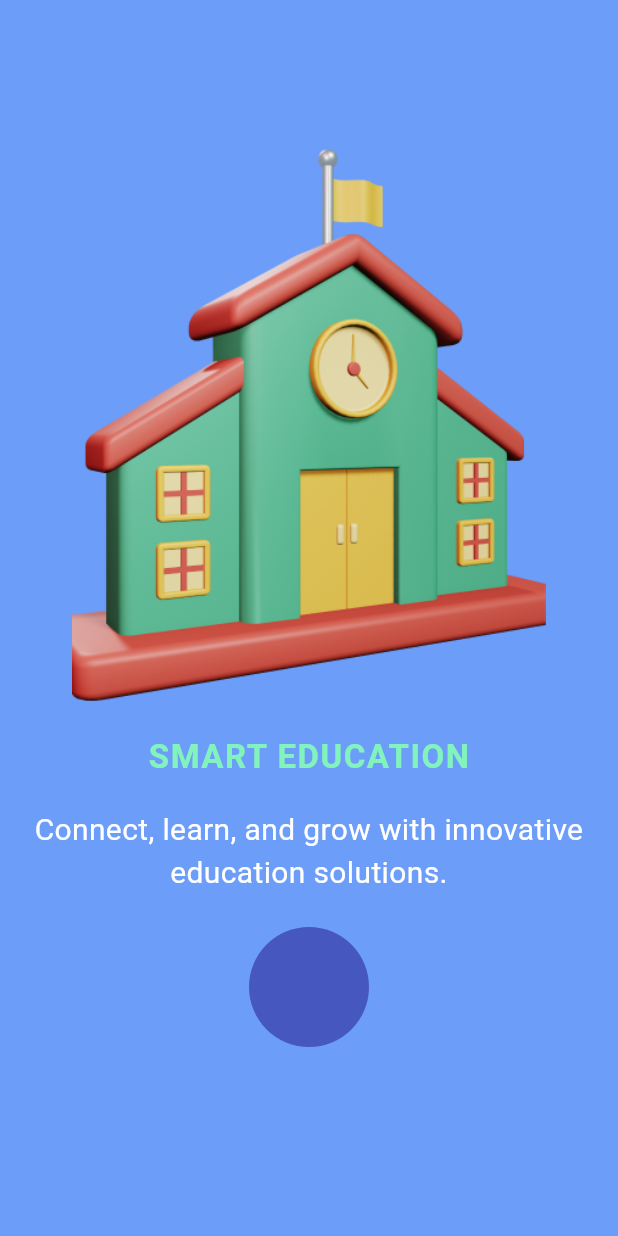
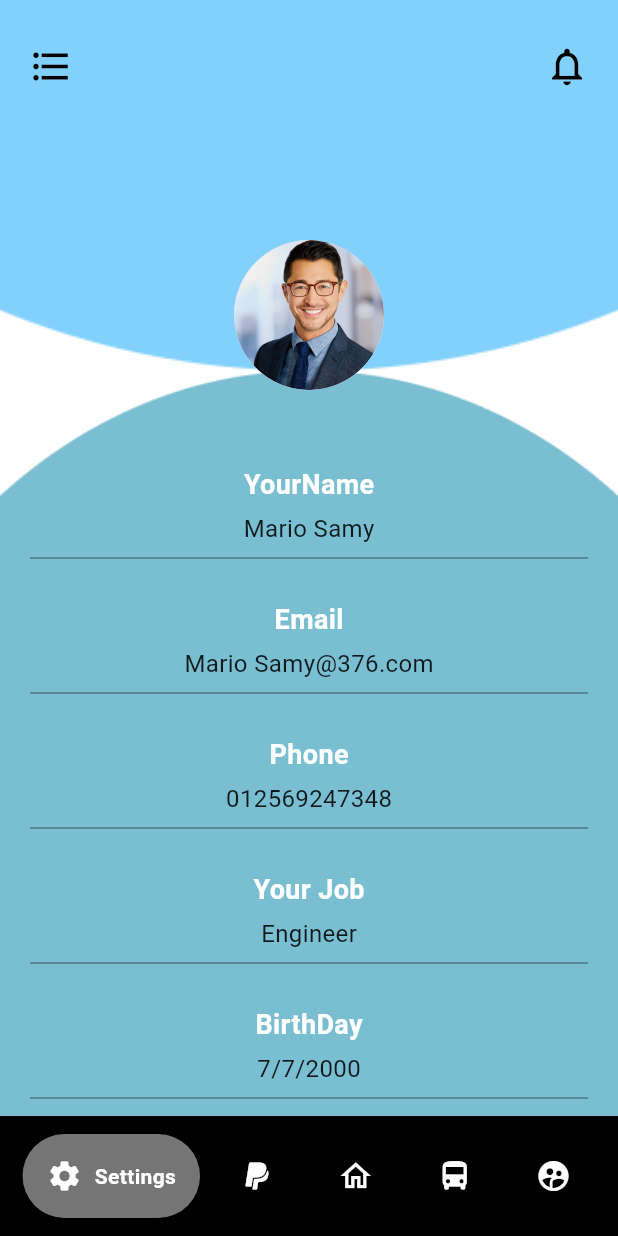
Before and after one commit to aliKhaledIbnAlwalid/EduNourish, a Flutter app: the screen it shows after launch, on a phone screen of 412 x 824 dp. Run offline on Flutter 3.47's test engine with Material 3 defaults, Android fonts, the phone set to English and light mode, and no system bars; drawn by our look-alikes of concentric_transition, google_nav_bar; our stand-ins replace lottie.

Commit message:
being the texts in the center will be better

```diff
--- a/lib/login_screen.dart
+++ b/lib/login_screen.dart
@@ -168,15 +168,12 @@ class _LoginScreenState extends State<LoginScreen>
                       alignment: Alignment.centerRight,
                       child: Padding(
                         padding: const EdgeInsets.only(left: 60, top: 140),
-                        child: TextButton(
-                          onPressed: () {},
                         child: const Text(
                           "Log In",
                           style: TextStyle(
                               color: Colors.white,
                               fontSize: 35,
                               fontWeight: FontWeight.bold),
-                          ),
                         ),
                       ),
                     ),
--- a/lib/main.dart
+++ b/lib/main.dart
@@ -1,3 +1,4 @@
+import 'package:edunourish/parent/parent_profile.dart';
 import 'package:flutter/material.dart';
 
 import 'intro_Screens/on_boarding_screen.dart';
@@ -13,7 +14,7 @@ class MyApp extends StatelessWidget {
   Widget build(BuildContext context) {
     return MaterialApp(
       debugShowCheckedModeBanner: false,
-      home: OnBoardingScreen(),
+      home: ParentProfile(),
     );
   }
 }
--- /dev/null
+++ b/lib/parent/parent_profile.dart
@@ -0,0 +1,160 @@
+import 'package:flutter/material.dart';
+import 'package:google_nav_bar/google_nav_bar.dart';
+
+class ParentProfile extends StatelessWidget {
+  const ParentProfile({Key? key}) : super(key: key);
+
+  @override
+  Widget build(BuildContext context) {
+    return Stack(
+      children: [
+        Container(
+          height: MediaQuery.of(context).size.height * 0.3,
+          child: Image.asset(
+            'assets/parent/Ellipse 11.png',
+            fit: BoxFit.cover,
+          ),
+        ),
+        Positioned(
+          top: MediaQuery.of(context).size.height * 0.3,
+          // width: MediaQuery.of(context).size.width,
+          child: Container(
+            // height: MediaQuery.of(context).size.height * 0.3,
+            decoration: BoxDecoration(
+              shape: BoxShape.circle,
+            ),
+            child: Image.asset(
+              'assets/parent/Ellipse 10.png',
+            ),
+          ),
+        ),
+        Scaffold(
+          backgroundColor: Colors.transparent,
+          body: Stack(
+            children: [
+              // Move the CircleAvatar to the desired position
+              Positioned(
+                top:
+                    160, // Adjust this to match the red circle's vertical position
+                left: MediaQuery.of(context).size.width / 2 -
+                    50, // Center horizontally
+                child: CircleAvatar(
+                  radius: 50,
+                  backgroundImage: AssetImage('assets/parent/Ellipse 12.png'),
+                ),
+              ),
+              Column(
+                children: [
+                  SizedBox(height: 300,),
+                  Expanded(
+                    child: Padding(
+                      padding: const EdgeInsets.symmetric(horizontal: 20),
+                      child: ListView(
+                        children: const [
+                          ProfileDetail(label: "YourName", value: "Mario Samy"),
+                          ProfileDetail(label: "Email", value: "Mario Samy@376.com"),
+                          ProfileDetail(label: "Phone", value: "012569247348"),
+                          ProfileDetail(label: "Your Job", value: "Engineer"),
+                          ProfileDetail(label: "BirthDay", value: "7/7/2000"),
+                          ProfileDetail(label: "Your Child Name", value: "Piple"),
+                        ],
+                      ),
+                    ),
+                  ),
+                ],
+              ),
+            ],
+          ),
+          bottomNavigationBar: Container(
+            color: Colors.black,
+            child: Padding(
+              padding: const EdgeInsets.symmetric(horizontal: 15.0,vertical: 12.0),
+              child: GNav(
+                backgroundColor: Colors.black,
+                color: Colors.white,
+                activeColor: Colors.white,
+                tabBackgroundColor: Colors.grey.shade600,
+                padding: EdgeInsets.all(16),
+                gap: 8,
+                tabs: const [
+                  GButton(icon: Icons.settings, text: 'Settings',),
+                  GButton(icon: Icons.paypal , text: 'Paypal',),
+                  GButton(icon: Icons.home_outlined , text: 'Home',),
+                  GButton(icon: Icons.directions_bus , text: 'Bus',),
+                  GButton(icon: Icons.supervised_user_circle, text: 'User',),
+                ],
+              ),
+            ),
+          ),
+        ),
+        Positioned(
+          top: 20, // Adjust this value to control vertical position
+          left: 10, // Controls the horizontal position from the left
+          child: IconButton(
+            onPressed: (){},
+            icon: Icon(
+              Icons.format_list_bulleted_outlined, // Icon for top-left
+              color: Colors.black, // You can adjust the color
+              size: 30, // Icon size
+            ),
+          ),
+        ),
+        Positioned(
+          top: 20, // Adjust this value to control vertical position
+          right: 10, // Controls the horizontal position from the right
+          child: IconButton(
+            onPressed: (){},
+            icon: Icon(
+              Icons.notifications_none_outlined, // Icon for top-right
+              color: Colors.black, // You can adjust the color
+              size: 30, // Icon size
+            ),
+          ),
+        ),
+      ],
+    );
+  }
+}
+
+class ProfileDetail extends StatelessWidget {
+  final String label;
+  final String value;
+
+  const ProfileDetail({
+    required this.label,
+    required this.value,
+  });
+
+  @override
+  Widget build(BuildContext context) {
+    return Padding(
+      padding: const EdgeInsets.symmetric(vertical: 10),
+      child: Column(
+        crossAxisAlignment: CrossAxisAlignment.center,
+        children: [
+          Text(
+            label,
+            style: const TextStyle(
+              fontSize: 18,
+              fontWeight: FontWeight.bold,
+              color: Colors.white,
+            ),
+          ),
+          const SizedBox(height: 5),
+          Text(
+            value,
+            style: const TextStyle(
+              fontSize: 16,
+              fontWeight: FontWeight.w400,
+              color: Colors.black87,
+            ),
+          ),
+          const Divider(
+            thickness: 1,
+            color: Colors.black38,
+          ),
+        ],
+      ),
+    );
+  }
+}
--- a/pubspec.yaml
+++ b/pubspec.yaml
@@ -43,13 +43,15 @@ dev_dependencies:
   flutter_test:
     sdk: flutter
 
+
+
   # The "flutter_lints" package below contains a set of recommended lints to
   # encourage good coding practices. The lint set provided by the package is
   # activated in the `analysis_options.yaml` file located at the root of your
   # package. See that file for information about deactivating specific lint
   # rules and activating additional ones.
   flutter_lints: ^4.0.0
-
+  google_nav_bar: ^5.0.7
 # For information on the generic Dart part of this file, see the
 # following page: https://dart.dev/tools/pub/pubspec
 
@@ -64,6 +66,7 @@ flutter:
   # To add assets to your application, add an assets section, like this:
   assets:
     - assets/
+    - assets/parent/
 
   # An image asset can refer to one or more resolution-specific "variants", see
   # https://flutter.dev/to/resolution-aware-images
```
Also changed, not shown: assets/parent profile.png (added), assets/parent/7 School Building.png (added), assets/parent/Ellipse 10.png (added), assets/parent/Ellipse 11.png (added), assets/parent/Ellipse 12.png (added), assets/parent/Ellipse 14.png (added), assets/parent/Rectangle 36.png (added), assets/parent/Rectangle 39.png (added), assets/parent/icons/Home.svg (added), assets/parent/icons/PayPal.svg (added), assets/parent/icons/Settings.svg (added), assets/parent/icons/User Profile 02.svg (added), assets/parent/icons/directions_bus.svg (added), assets/parent/parent profile.png (added), 1 more files, 1 other file. Lines whose indentation alone changed are shown as unchanged.
